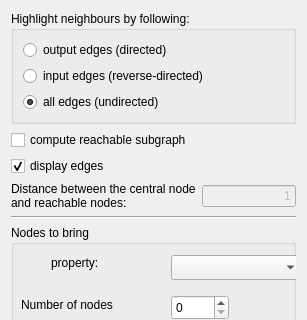
This is plugins/interactor/NeighborhoodHighlighter/NeighborhoodHighlighterConfigWidget.ui in vadivelselvaraj/TulipGLImprovement as Qt 5 draws it before an edit; both pictures show x 0 to 307 and y 0 to 320 of the 307 by 536 pixel window. The edited form follows.
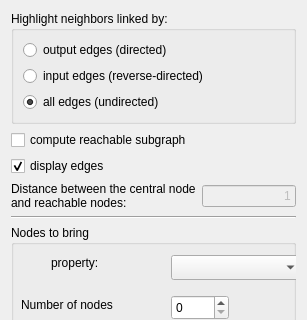
This is the edited form.

```diff
--- a/plugins/interactor/NeighborhoodHighlighter/NeighborhoodHighlighterConfigWidget.ui
+++ b/plugins/interactor/NeighborhoodHighlighter/NeighborhoodHighlighterConfigWidget.ui
@@ -17,7 +17,7 @@
    <item>
     <widget class="QGroupBox" name="groupBox">
      <property name="title">
-      <string>Highlight neighbours by following:</string>
+      <string>Highlight neighbors linked by:</string>
      </property>
      <layout class="QVBoxLayout" name="verticalLayout">
       <item>
```
